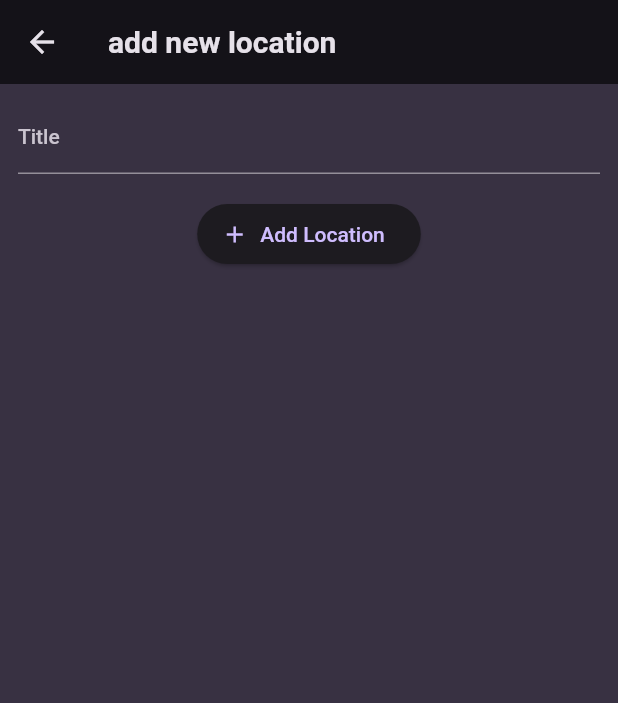
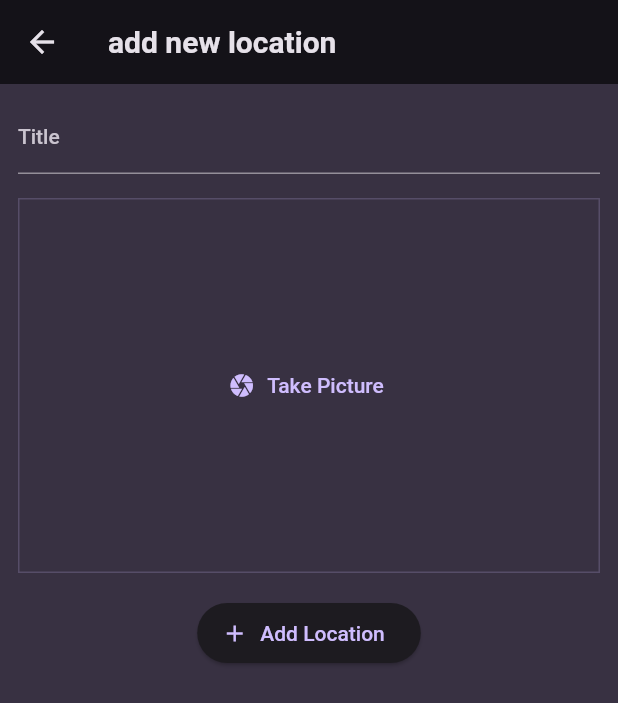
Before and after one commit to Rachidoulgour/location_app, a Flutter app: the AddLocationScreen screen opened directly, on a phone screen of 412 x 824 dp. Shown: the top 703 px of the screen. Run offline on Flutter 3.47's test engine with Material 2 defaults, Android fonts, the phone set to English and light mode, and no system bars; our stand-ins replace flutter_riverpod, google_fonts.

Commit message:
image picker package installed, pick image input added

```diff
--- a/lib/screens/add_location.dart
+++ b/lib/screens/add_location.dart
@@ -1,6 +1,7 @@
 import 'package:flutter/material.dart';
 import 'package:flutter_riverpod/flutter_riverpod.dart';
 import 'package:locations_app/providers/user_locations.dart';
+import 'package:locations_app/widgets/image_input.dart';
 
 class AddLocationScreen extends ConsumerStatefulWidget {
   const AddLocationScreen({super.key});
@@ -50,6 +51,10 @@
             const SizedBox(
               height: 16,
             ),
+            ImageInput(),
+            const SizedBox(
+              height: 16,
+            ),
             ElevatedButton.icon(
               onPressed: _saveLocation,
               icon: const Icon(Icons.add),
--- /dev/null
+++ b/lib/widgets/image_input.dart
@@ -0,0 +1,28 @@
+import 'package:flutter/material.dart';
+
+class ImageInput extends StatefulWidget {
+  const ImageInput({super.key});
+
+  @override
+  State<ImageInput> createState() {
+    // TODO: implement createState
+    return _ImageInputState();
+  }
+}
+
+class _ImageInputState extends State<ImageInput> {
+  @override
+  Widget build(BuildContext context) {
+    return Container(
+      decoration: BoxDecoration(border: Border.all(width: 1, color: Theme.of(context).colorScheme.primary.withOpacity(0.2),)),
+      height: 250,
+      width: double.infinity,
+      alignment: Alignment.center,
+      child: TextButton.icon(
+        icon: const Icon(Icons.camera),
+        label: const Text('Take Picture'),
+        onPressed: () {},
+      ),
+    );
+  }
+}
--- a/pubspec.yaml
+++ b/pubspec.yaml
@@ -38,6 +38,7 @@
   google_fonts: ^5.1.0
   uuid: ^3.0.7
   flutter_riverpod: ^2.3.6
+  image_picker: ^1.0.1
 
 dev_dependencies:
   flutter_test:
```
Also changed, not shown: pubspec.lock, 6 other files.
